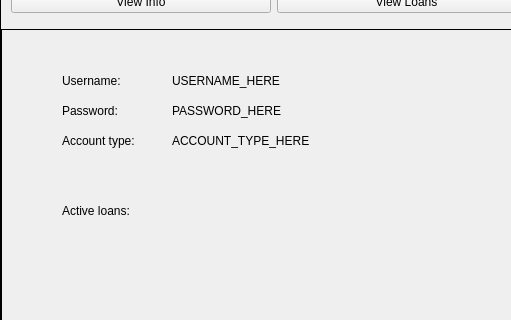
PhiPham1507/HinLIBS, file testProject/patronwindow.ui: the form before one commit; both pictures show x 0 to 511 and y 132 to 452 of the 821 by 606 pixel window.
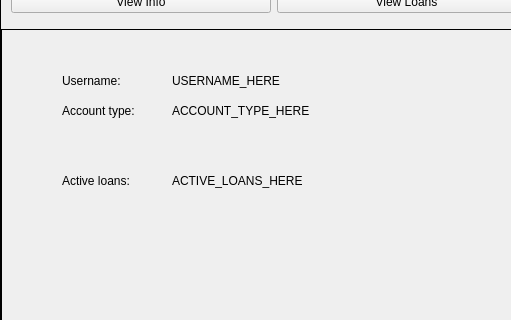
The form after the commit. The open tabs and pages were chosen to show the change.

Commit message: Account status should display active loans, untested

```diff
--- a/testProject/patronwindow.ui
+++ b/testProject/patronwindow.ui
@@ -164,24 +164,11 @@
          <string>Username:</string>
         </property>
        </widget>
-       <widget class="QLabel" name="label_1">
-        <property name="geometry">
-         <rect>
-          <x>60</x>
-          <y>70</y>
-          <width>81</width>
-          <height>21</height>
-         </rect>
-        </property>
-        <property name="text">
-         <string>Password: </string>
-        </property>
-       </widget>
        <widget class="QLabel" name="label_2">
         <property name="geometry">
          <rect>
           <x>60</x>
-          <y>100</y>
+          <y>70</y>
           <width>111</width>
           <height>21</height>
          </rect>
@@ -203,24 +190,11 @@
          <string>USERNAME_HERE</string>
         </property>
        </widget>
-       <widget class="QLabel" name="passwordLabel">
-        <property name="geometry">
-         <rect>
-          <x>170</x>
-          <y>70</y>
-          <width>241</width>
-          <height>21</height>
-         </rect>
-        </property>
-        <property name="text">
-         <string>PASSWORD_HERE</string>
-        </property>
-       </widget>
        <widget class="QLabel" name="accountTypeLabel">
         <property name="geometry">
          <rect>
           <x>170</x>
-          <y>100</y>
+          <y>70</y>
           <width>241</width>
           <height>21</height>
          </rect>
@@ -233,7 +207,7 @@
         <property name="geometry">
          <rect>
           <x>60</x>
-          <y>170</y>
+          <y>140</y>
           <width>111</width>
           <height>21</height>
          </rect>
@@ -242,6 +216,19 @@
          <string>Active loans: </string>
         </property>
        </widget>
+       <widget class="QLabel" name="loansLabel">
+        <property name="geometry">
+         <rect>
+          <x>170</x>
+          <y>140</y>
+          <width>241</width>
+          <height>21</height>
+         </rect>
+        </property>
+        <property name="text">
+         <string>ACTIVE_LOANS_HERE</string>
+        </property>
+       </widget>
       </widget>
       <widget class="QWidget" name="loanPage">
        <widget class="QTableWidget" name="tableWidget">
```
Left out of the diff: 2 changed lines with no effect on the pictures. The commit also changes 14 other files.
